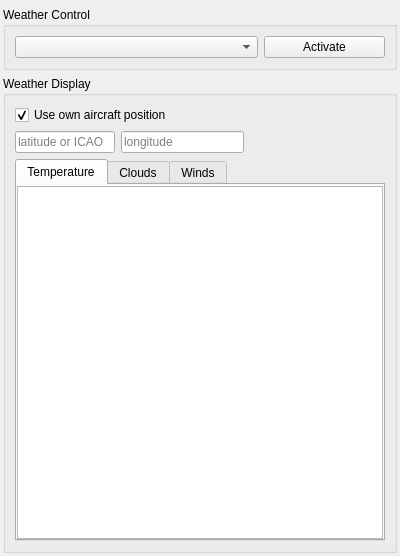
This is src/blackgui/components/weathercomponent.ui in swift-project/pilotclient as Qt 5 draws it before an edit. The edited form follows.
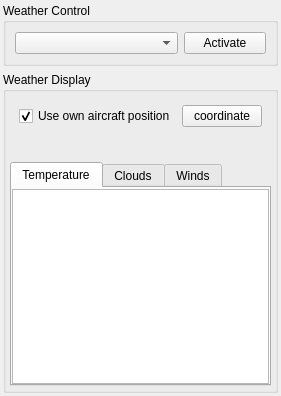
This is the edited form. Custom widgets are drawn as their Qt base class.

Commit message:
Ref T225, use coordinate dialog in weather component
Remark: There was a redundant, also unfinished code in weather UI component for coordinate entry. This is now encapsulated in coordinate form/dialog.

Diff of the .ui file:
```diff
--- a/src/blackgui/components/weathercomponent.ui
+++ b/src/blackgui/components/weathercomponent.ui
@@ -6,8 +6,8 @@
    <rect>
     <x>0</x>
     <y>0</y>
-    <width>400</width>
-    <height>556</height>
+    <width>280</width>
+    <height>396</height>
    </rect>
   </property>
   <property name="windowTitle">
@@ -21,7 +21,7 @@
     <number>3</number>
    </property>
    <property name="topMargin">
-    <number>7</number>
+    <number>3</number>
    </property>
    <property name="rightMargin">
     <number>3</number>
@@ -53,8 +53,23 @@
      <property name="title">
       <string>Weather Display</string>
      </property>
-     <layout class="QGridLayout" name="gl_weatherDisplay">
-      <item row="0" column="0" colspan="2">
+     <layout class="QVBoxLayout" name="vl_WeatherDisplay">
+      <property name="leftMargin">
+       <number>4</number>
+      </property>
+      <property name="topMargin">
+       <number>4</number>
+      </property>
+      <property name="rightMargin">
+       <number>4</number>
+      </property>
+      <property name="bottomMargin">
+       <number>4</number>
+      </property>
+      <item>
+       <widget class="QFrame" name="fr_Misc">
+        <layout class="QHBoxLayout" name="hl_Misc">
+         <item>
        <widget class="QCheckBox" name="cb_UseOwnAcftPosition">
         <property name="text">
          <string>Use own aircraft position</string>
@@ -64,59 +79,24 @@
         </property>
        </widget>
       </item>
-      <item row="1" column="0">
-       <widget class="QLineEdit" name="le_LatOrIcao">
-        <property name="minimumSize">
-         <size>
-          <width>85</width>
-          <height>0</height>
-         </size>
-        </property>
-        <property name="maximumSize">
-         <size>
-          <width>100</width>
-          <height>16777215</height>
-         </size>
-        </property>
-        <property name="placeholderText">
-         <string>latitude or ICAO</string>
-        </property>
-       </widget>
-      </item>
-      <item row="1" column="1">
-       <widget class="QLineEdit" name="le_Lon">
-        <property name="minimumSize">
-         <size>
-          <width>85</width>
-          <height>0</height>
-         </size>
-        </property>
-        <property name="placeholderText">
-         <string>longitude</string>
-        </property>
+         <item alignment="Qt::AlignRight">
+          <widget class="QPushButton" name="pb_Coordinate">
+           <property name="text">
+            <string>coordinate</string>
+           </property>
+          </widget>
+         </item>
+        </layout>
        </widget>
       </item>
-      <item row="1" column="2">
-       <widget class="QLabel" name="lb_Status">
+      <item>
+       <widget class="QLabel" name="lbl_Status">
         <property name="text">
-         <string/>
+         <string>&lt;status will go here&gt;</string>
         </property>
        </widget>
       </item>
-      <item row="1" column="3">
-       <spacer name="horizontalSpacer">
-        <property name="orientation">
-         <enum>Qt::Horizontal</enum>
-        </property>
-        <property name="sizeHint" stdset="0">
-         <size>
-          <width>40</width>
-          <height>20</height>
-         </size>
-        </property>
-       </spacer>
-      </item>
-      <item row="2" column="0" colspan="4">
+      <item>
        <widget class="QTabWidget" name="tw_weatherGrid">
         <property name="currentIndex">
          <number>0</number>
```
Left out of the diff: 3 changed lines with no effect on the pictures. Lines whose indentation alone changed are shown as unchanged. The commit also changes 3 other files.
